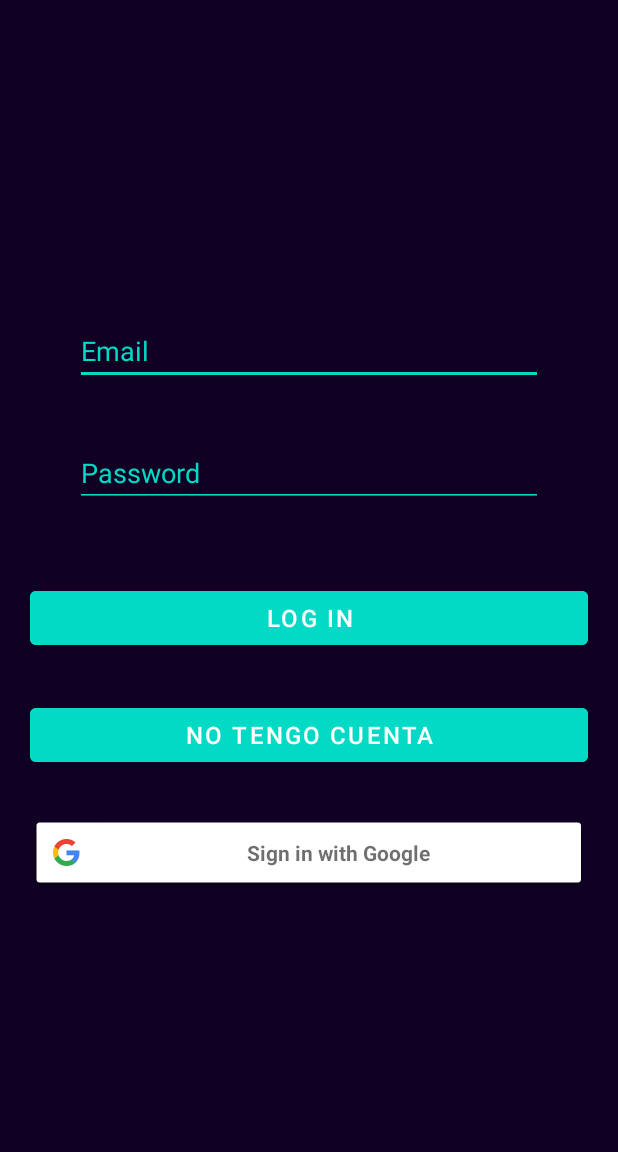
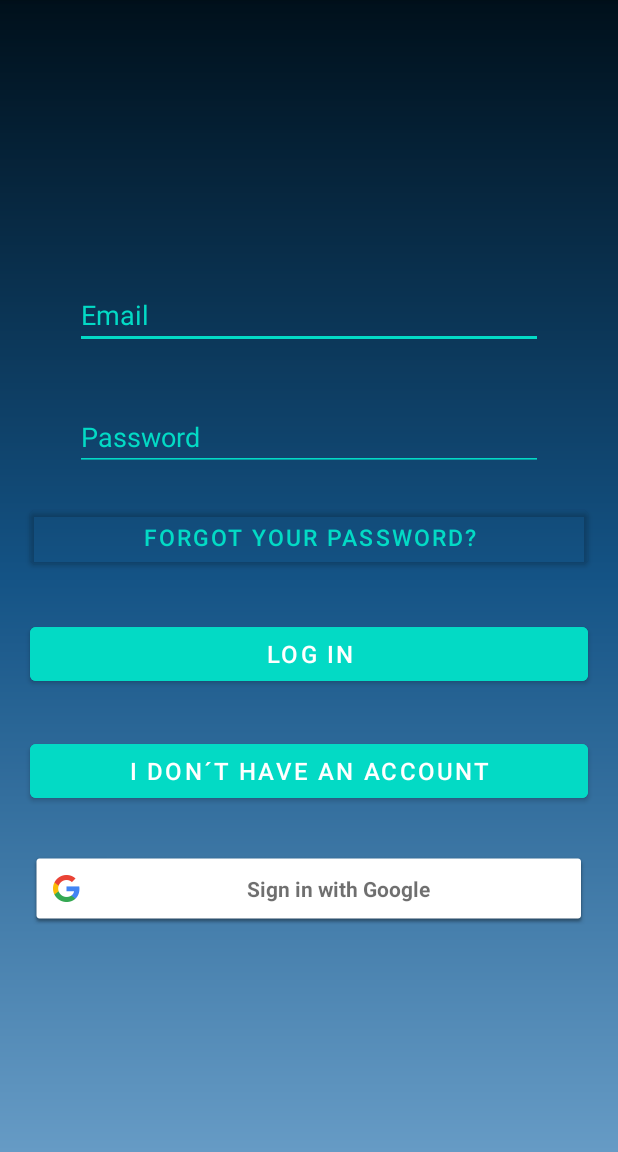
Before and after one commit to Sergiosalgueiro01/sellverse, an Android app: the LoginActivity screen opened directly, with no data from a screen before it, on a phone screen of 412 x 824 dp, the part 84-1236 px from its top. Run offline under Robolectric (Android 15) with nearby library versions, the phone set to English and light mode, and no system bars; our stand-ins replace Firebase (no records; nobody signed in at launch, a user with empty details on screens opened directly); 1 statement that could not run was skipped.

Commit message:
Reset Password

```diff
--- a/app/src/main/java/com/main/es/sellverse/login/LoginActivity.java
+++ b/app/src/main/java/com/main/es/sellverse/login/LoginActivity.java
@@ -42,6 +42,19 @@ public class LoginActivity extends AppCompatActivity {
         setUpRegisterEmailPaswword();
         setUpLoginEmailPaswword();
         setUpGoogleButton();
+        forgetPassword();
+    }
+
+    private void forgetPassword() {
+        Button btnForgotPassword = findViewById(R.id.btnResetPsw);
+        btnForgotPassword.setOnClickListener(new View.OnClickListener() {
+            @Override
+            public void onClick(View v) {
+                Intent intent = new Intent(LoginActivity.this, ResetPasswordActivity.class);
+                startActivity(intent);
+                finish();
+            }
+        });
     }
 
     private void setUpLoginEmailPaswword(){
@@ -78,7 +91,8 @@ public class LoginActivity extends AppCompatActivity {
                                     if (user.isEmailVerified()) {
                                         updateUI(user);
                                     } else{
-                                        Toast.makeText(LoginActivity.this, "Verifique su correo", Toast.LENGTH_LONG).show();
+                                        user.sendEmailVerification();
+                                        Toast.makeText(LoginActivity.this, "An email has been sent to you to verify your user name.", Toast.LENGTH_LONG).show();
                                     }
                             } else {
                                 showAlert();
@@ -91,8 +105,8 @@ public class LoginActivity extends AppCompatActivity {
     private void showAlert(){
         AlertDialog.Builder builder = new AlertDialog.Builder(this);
         builder.setTitle("Error");
-        builder.setMessage("Se ha producido un error al autenticar al usuario");
-        builder.setPositiveButton("Aceptar", null);
+        builder.setMessage("An error occurred while authenticating the user.");
+        builder.setPositiveButton("Accept", null);
         builder.create().show();
     }
 
--- a/app/src/main/java/com/main/es/sellverse/login/VerifyActivity.java
+++ b/app/src/main/java/com/main/es/sellverse/login/VerifyActivity.java
@@ -33,7 +33,7 @@ public class VerifyActivity extends AppCompatActivity {
                     updateUI(user);
                 }
                 else{
-                    Toast.makeText(VerifyActivity.this, "Verifique su correo", Toast.LENGTH_LONG).show();
+                    Toast.makeText(VerifyActivity.this, "Verify your email", Toast.LENGTH_LONG).show();
                 }
             }
         });
--- /dev/null
+++ b/app/src/main/res/drawable/bg_color.xml
@@ -0,0 +1,10 @@
+<?xml version="1.0" encoding="utf-8"?>
+<shape xmlns:android="http://schemas.android.com/apk/res/android">
+    <gradient
+        android:angle="90"
+        android:centerColor="#145385"
+        android:startColor="#669BC5"
+        android:endColor="#00101B"
+
+        />
+</shape>
--- a/app/src/main/res/layout/activity_login.xml
+++ b/app/src/main/res/layout/activity_login.xml
@@ -6,17 +6,10 @@
     android:layout_height="match_parent"
     tools:context=".login.LoginActivity">
 
-
-    <ImageView
-        android:layout_width="match_parent"
-        android:layout_height="match_parent"
-        android:scaleType="centerCrop"
-        android:src="@color/purple_500" />
-
     <LinearLayout
         android:layout_width="match_parent"
         android:orientation="vertical"
-        android:background="#d8000000"
+        android:background="@drawable/bg_color"
         android:gravity="center"
         android:layout_height="match_parent">
 
@@ -48,8 +41,6 @@
                     app:layout_constraintTop_toTopOf="parent"
                     android:autofillHints="" />
 
-
-
                 <EditText
                     android:id="@+id/txtPassword"
                     android:layout_width="match_parent"
@@ -69,10 +60,26 @@
                     android:autofillHints="" />
 
                 <Button
+                    android:id="@+id/btnResetPsw"
+                    android:layout_width="match_parent"
+                    android:layout_height="wrap_content"
+                    android:layout_marginTop="20dp"
+                    android:layout_marginRight="20dp"
+                    android:layout_marginLeft="20dp"
+                    android:backgroundTint="#00000000"
+                    android:text="@string/btnResetPassword"
+                    android:elevation="5dp"
+                    android:layout_marginBottom="30dp"
+                    android:textSize="15dp"
+                    android:textColor="@color/teal_200"
+                    app:layout_constraintEnd_toEndOf="parent"
+                    app:layout_constraintTop_toBottomOf="@+id/txtPassword"
+                    tools:ignore="TextContrastCheck" />
+
+                <Button
                     android:id="@+id/btnLogin"
                     android:layout_width="match_parent"
                     android:layout_height="wrap_content"
-                    android:layout_marginTop="50dp"
                     android:layout_marginRight="20dp"
                     android:layout_marginLeft="20dp"
                     android:backgroundTint="@color/teal_200"
--- a/app/src/main/res/values/strings.xml
+++ b/app/src/main/res/values/strings.xml
@@ -10,11 +10,16 @@
     <string name="content_description_image">Image</string>
     <string name="title">Title</string>
     <string name="description">Description</string>
-    <string name="btnCrearCuenta">No tengo cuenta</string>
-    <string name="btnRegister">Registrar</string>
+    <string name="btnCrearCuenta">I don´t have an account</string>
+    <string name="btnRegister">Register</string>
     <string name="btnLogin">Log In</string>
     <string name="txtEmail">Email</string>
     <string name="txtPassword">Password</string>
-    <string name="txtVerifica">¡Verifique su correo!</string>
-    <string name="btnVerificado">Está verificado</string>
+    <string name="txtVerifica">Verify your email!</string>
+    <string name="btnVerificado">You are verified</string>
+    <string name="txtPhoneNumber">Phone Number</string>
+    <string name="txtUsername">Username</string>
+    <string name="btnResetPassword">Forgot your password?</string>
+    <string name="btnResetPsw">Reset password</string>
+
 </resources>
```
Also changed, not shown: app/src/main/AndroidManifest.xml (+8 -4 lines), app/src/main/java/com/main/es/sellverse/login/RegisterActivity.java (+46 -8 lines), app/src/main/java/com/main/es/sellverse/login/ResetPasswordActivity.java (added, +64 -0 lines), app/src/main/res/layout/activity_register.xml (+38 -9 lines), app/src/main/res/layout/activity_reset_password.xml (added, +75 -0 lines), app/src/main/res/layout/activity_verify.xml (+1 -8 lines).
